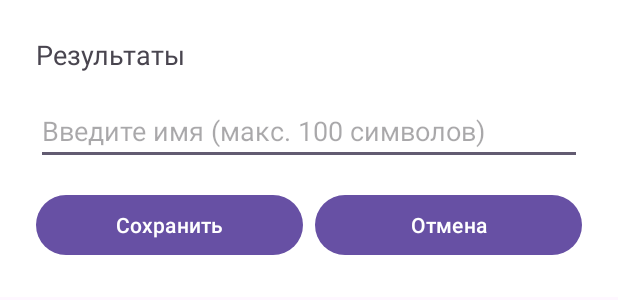
After one commit to Ivan-Abr/Minesweeper_Android, an Android app: the layout dialog_save_result.xml on its own in the app's theme, with its tools: preview values and no code run, on a phone screen of 412 x 824 dp. The commit adds this screen. Shown: the top 300 px of the screen. Run offline under Robolectric (Android 15) with nearby library versions, the phone set to English and light mode, and no system bars.

Commit message:
Диалоговое окно для сохранения результата

```diff
--- /dev/null
+++ b/app/src/main/res/layout/dialog_save_result.xml
@@ -0,0 +1,47 @@
+<?xml version="1.0" encoding="utf-8"?>
+<LinearLayout
+    xmlns:android="http://schemas.android.com/apk/res/android"
+    android:orientation="vertical"
+    android:padding="24dp"
+    android:layout_width="match_parent"
+    android:layout_height="wrap_content"
+    android:background="@android:color/white">
+
+    <TextView
+        android:id="@+id/tvResultInfo"
+        android:layout_width="match_parent"
+        android:layout_height="wrap_content"
+        android:text="Результаты"
+        android:textSize="18sp"
+        android:paddingBottom="16dp"/>
+
+    <EditText
+        android:id="@+id/etName"
+        android:layout_width="match_parent"
+        android:layout_height="wrap_content"
+        android:hint="Введите имя (макс. 100 символов)"
+        android:maxLength="100"
+        android:inputType="textPersonName"/>
+
+    <LinearLayout
+        android:layout_width="match_parent"
+        android:layout_height="wrap_content"
+        android:orientation="horizontal"
+        android:layout_marginTop="16dp">
+
+        <Button
+            android:id="@+id/btnSave"
+            android:layout_width="0dp"
+            android:layout_height="wrap_content"
+            android:text="Сохранить"
+            android:layout_weight="1"/>
+
+        <Button
+            android:id="@+id/btnCancel"
+            android:layout_width="0dp"
+            android:layout_height="wrap_content"
+            android:text="Отмена"
+            android:layout_weight="1"
+            android:layout_marginStart="8dp"/>
+    </LinearLayout>
+</LinearLayout>
```
Also changed, not shown: app/src/main/java/com/example/minesweeper/FieldActivity.kt (+30 -1 lines).
